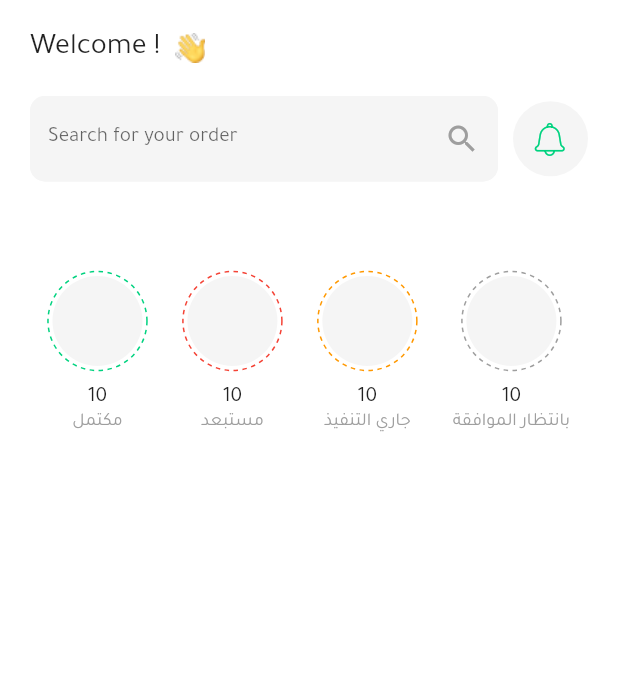
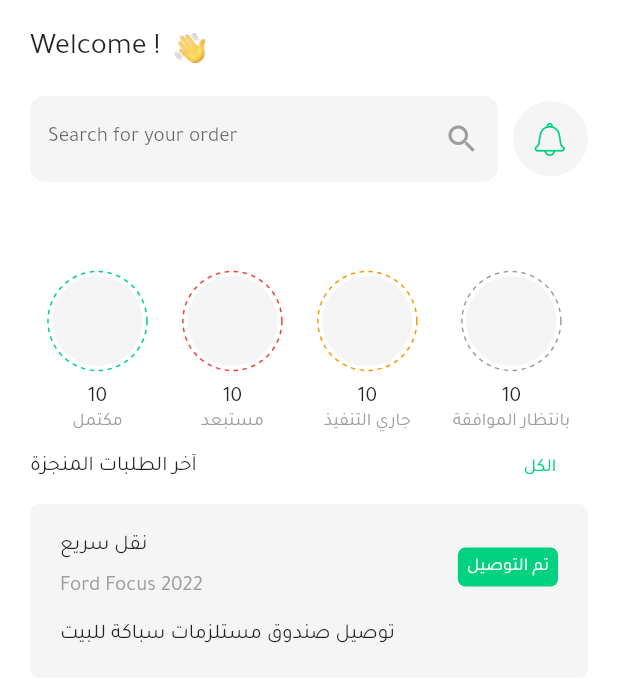
Before and after one commit to odaykrayem/shadid, a Flutter app: the screen it shows after launch, on a phone screen of 412 x 824 dp. Shown: the top 682 px of the screen. Run offline on Flutter 3.47's test engine with Material 2 defaults, Android fonts, the phone set to English and light mode, and no system bars; drawn by our look-alikes of dotted_border; our stand-ins replace animated_text_kit, firebase_auth, firebase_core, flutter_svg, fluttertoast, image_picker and 4 more; missing offline and left inert: dropdown_below, simple_star_rating; accounts and stored records are empty; project files that could hold a hidden picture were left out.

Commit message:
Update 21:00  09/6

```diff
--- a/lib/view/pages/captain_pages/captain_home.dart
+++ b/lib/view/pages/captain_pages/captain_home.dart
@@ -187,6 +187,7 @@ class _CaptainHomeState extends State<CaptainHome> {
                 )
               else
                 Column(
+                  crossAxisAlignment: CrossAxisAlignment.start,
                   children: [
                     Row(
                       mainAxisAlignment: MainAxisAlignment.spaceAround,
@@ -297,6 +298,78 @@ class _CaptainHomeState extends State<CaptainHome> {
                         ),
                       ],
                     ),
+                    Row(
+                      mainAxisAlignment: MainAxisAlignment.spaceBetween,
+                      children: [
+                        const Text('آخر الطلبات المنجزة'),
+                        TextButton(
+                          onPressed: () {},
+                          style: ButtonStyle(
+                            foregroundColor:
+                                MaterialStateProperty.all(primaryColor),
+                            textStyle: MaterialStateProperty.all(
+                              const TextStyle(
+                                fontSize: 12.0,
+                                fontFamily: 'Tajawal',
+                              ),
+                            ),
+                          ),
+                          child: const Text('الكل'),
+                        ),
+                      ],
+                    ),
+                    Container(
+                      padding: const EdgeInsets.all(20.0),
+                      decoration: BoxDecoration(
+                        color: Colors.grey[100],
+                        borderRadius: BorderRadius.circular(6.0),
+                      ),
+                      child: Column(
+                        crossAxisAlignment: CrossAxisAlignment.start,
+                        children: [
+                          Row(
+                            mainAxisAlignment: MainAxisAlignment.spaceBetween,
+                            children: [
+                              Column(
+                                crossAxisAlignment: CrossAxisAlignment.start,
+                                children: const [
+                                  Text('نقل سريع'),
+                                  SizedBox(
+                                    height: 10.0,
+                                  ),
+                                  Text(
+                                    'Ford Focus 2022',
+                                    style: TextStyle(
+                                      color: Colors.grey,
+                                      fontSize: 14.0,
+                                    ),
+                                  ),
+                                ],
+                              ),
+                              Container(
+                                padding: const EdgeInsets.all(6.0),
+                                alignment: Alignment.center,
+                                decoration: BoxDecoration(
+                                  color: primaryColor,
+                                  borderRadius: BorderRadius.circular(5.0),
+                                ),
+                                child: const Text(
+                                  'تم التوصيل',
+                                  style: TextStyle(
+                                    color: Colors.white,
+                                    fontSize: 12.0,
+                                  ),
+                                ),
+                              ),
+                            ],
+                          ),
+                          const SizedBox(
+                            height: 15.0,
+                          ),
+                          const Text('توصيل صندوق مستلزمات سباكة للبيت'),
+                        ],
+                      ),
+                    ),
                   ],
                 ),
             ],
```
